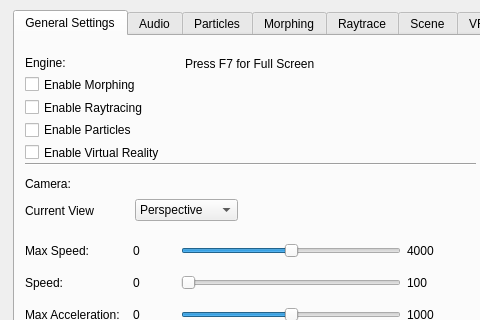
The window that src/Qt/mainwindow.ui (UMLComputerGraphics/GraphicsProject) describes before a commit, drawn with Qt 5; both pictures show x 0 to 480 and y 0 to 320 of the 627 by 683 pixel window.
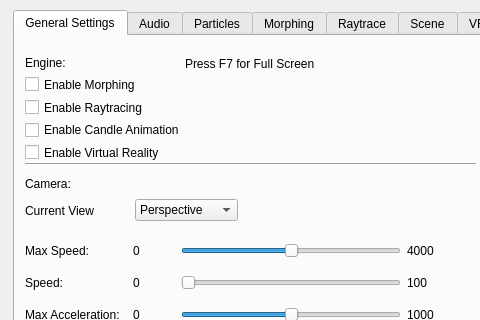
The same window after the commit.

Commit message: Renamed Enable Particles to Enable Candle Animation to more accurately describe what the button does

What changed in the file:
```diff
--- a/src/Qt/mainwindow.ui
+++ b/src/Qt/mainwindow.ui
@@ -90,7 +90,7 @@
        <rect>
         <x>10</x>
         <y>20</y>
-        <width>165</width>
+        <width>183</width>
         <height>105</height>
        </rect>
       </property>
@@ -119,7 +119,7 @@
        <item>
         <widget class="QCheckBox" name="particleSystemEnabler">
          <property name="text">
-          <string>Enable Particles</string>
+          <string>Enable Candle Animation</string>
          </property>
         </widget>
        </item>
```
